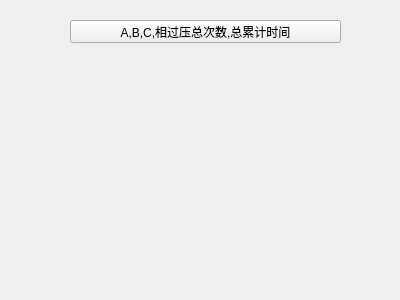
Before: the Qt Designer form SerialPortAssistant-master/SerialPortAssistant-master/event/overvoltage.ui in qq71838603/SerialPort-read9009, drawn with Qt 5.
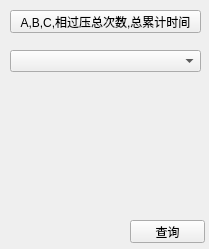
After: the same form once the commit is applied.

What changed in the file:
```diff
--- a/SerialPortAssistant-master/SerialPortAssistant-master/event/overvoltage.ui
+++ b/SerialPortAssistant-master/SerialPortAssistant-master/event/overvoltage.ui
@@ -6,8 +6,8 @@
    <rect>
     <x>0</x>
     <y>0</y>
-    <width>400</width>
-    <height>300</height>
+    <width>209</width>
+    <height>249</height>
    </rect>
   </property>
   <property name="windowTitle">
@@ -16,9 +16,9 @@
   <widget class="QPushButton" name="ABCOvervoltage">
    <property name="geometry">
     <rect>
-     <x>70</x>
-     <y>20</y>
-     <width>271</width>
+     <x>10</x>
+     <y>10</y>
+     <width>191</width>
      <height>23</height>
     </rect>
    </property>
@@ -26,6 +26,29 @@
     <string>A,B,C,相过压总次数,总累计时间</string>
    </property>
   </widget>
+  <widget class="QPushButton" name="query_button">
+   <property name="geometry">
+    <rect>
+     <x>130</x>
+     <y>220</y>
+     <width>75</width>
+     <height>23</height>
+    </rect>
+   </property>
+   <property name="text">
+    <string>查询</string>
+   </property>
+  </widget>
+  <widget class="QComboBox" name="comboBox">
+   <property name="geometry">
+    <rect>
+     <x>10</x>
+     <y>50</y>
+     <width>191</width>
+     <height>22</height>
+    </rect>
+   </property>
+  </widget>
  </widget>
  <resources/>
  <connections/>
```
